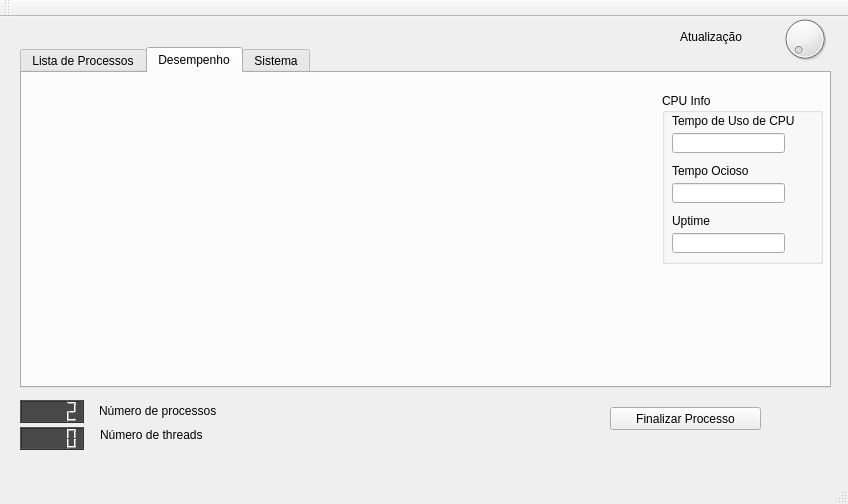
rubenbdpaz-zz/SO_Trab4, file mainwindow.ui: the form before one commit.
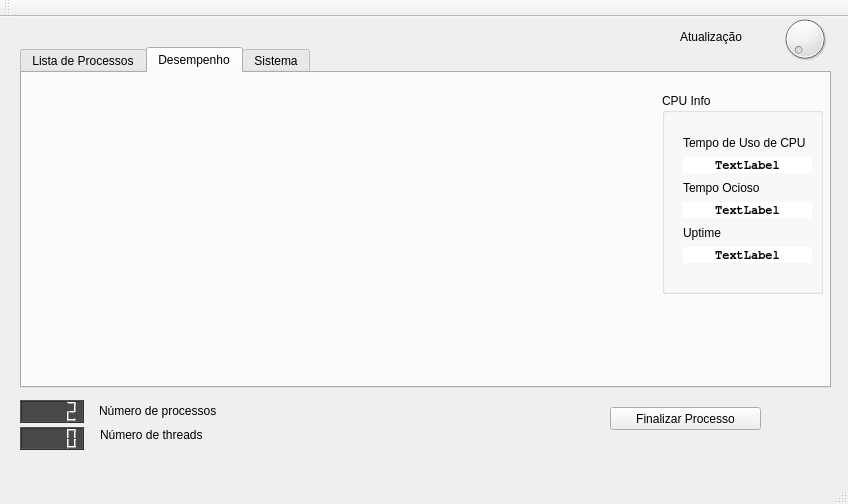
The form after the commit. The open tabs and pages were chosen to show the change. Custom widgets are drawn as their Qt base class.

Diff of the .ui file:
```diff
--- a/mainwindow.ui
+++ b/mainwindow.ui
@@ -54,80 +54,113 @@
         <x>640</x>
         <y>20</y>
         <width>161</width>
-        <height>171</height>
+        <height>201</height>
        </rect>
       </property>
       <property name="title">
        <string>CPU Info</string>
       </property>
-      <widget class="QLabel" name="label_3">
+      <widget class="QWidget" name="">
        <property name="geometry">
         <rect>
          <x>10</x>
-         <y>20</y>
-         <width>171</width>
-         <height>16</height>
+         <y>30</y>
+         <width>151</width>
+         <height>151</height>
         </rect>
        </property>
-       <property name="text">
-        <string>Tempo de Uso de CPU</string>
-       </property>
-      </widget>
-      <widget class="QLineEdit" name="lineEdit">
-       <property name="geometry">
-        <rect>
-         <x>10</x>
-         <y>40</y>
-         <width>113</width>
-         <height>20</height>
-        </rect>
-       </property>
-      </widget>
-      <widget class="QLabel" name="label_4">
-       <property name="geometry">
-        <rect>
-         <x>10</x>
-         <y>70</y>
-         <width>111</width>
-         <height>16</height>
-        </rect>
-       </property>
-       <property name="text">
-        <string>Tempo Ocioso</string>
-       </property>
-      </widget>
-      <widget class="QLineEdit" name="lineEdit_2">
-       <property name="geometry">
-        <rect>
-         <x>10</x>
-         <y>90</y>
-         <width>113</width>
-         <height>20</height>
-        </rect>
-       </property>
-      </widget>
-      <widget class="QLabel" name="label_5">
-       <property name="geometry">
-        <rect>
-         <x>10</x>
-         <y>120</y>
-         <width>141</width>
-         <height>16</height>
-        </rect>
-       </property>
-       <property name="text">
-        <string>Uptime</string>
-       </property>
-      </widget>
-      <widget class="QLineEdit" name="lineEdit_3">
-       <property name="geometry">
-        <rect>
-         <x>10</x>
-         <y>140</y>
-         <width>113</width>
-         <height>20</height>
-        </rect>
-       </property>
+       <layout class="QVBoxLayout" name="verticalLayout_2">
+        <item>
+         <widget class="QLabel" name="label_3">
+          <property name="text">
+           <string>Tempo de Uso de CPU</string>
+          </property>
+         </widget>
+        </item>
+        <item>
+         <widget class="QLabel" name="usoCPU">
+          <property name="font">
+           <font>
+            <family>FreeMono</family>
+            <weight>75</weight>
+            <bold>true</bold>
+           </font>
+          </property>
+          <property name="layoutDirection">
+           <enum>Qt::LeftToRight</enum>
+          </property>
+          <property name="styleSheet">
+           <string notr="true">background-color: white;</string>
+          </property>
+          <property name="text">
+           <string>TextLabel</string>
+          </property>
+          <property name="alignment">
+           <set>Qt::AlignCenter</set>
+          </property>
+         </widget>
+        </item>
+        <item>
+         <widget class="QLabel" name="label_4">
+          <property name="text">
+           <string>Tempo Ocioso</string>
+          </property>
+         </widget>
+        </item>
+        <item>
+         <widget class="QLabel" name="ocioso">
+          <property name="font">
+           <font>
+            <family>FreeMono</family>
+            <weight>75</weight>
+            <bold>true</bold>
+           </font>
+          </property>
+          <property name="layoutDirection">
+           <enum>Qt::LeftToRight</enum>
+          </property>
+          <property name="styleSheet">
+           <string notr="true">background-color: white;</string>
+          </property>
+          <property name="text">
+           <string>TextLabel</string>
+          </property>
+          <property name="alignment">
+           <set>Qt::AlignCenter</set>
+          </property>
+         </widget>
+        </item>
+        <item>
+         <widget class="QLabel" name="label_5">
+          <property name="text">
+           <string>Uptime</string>
+          </property>
+         </widget>
+        </item>
+        <item>
+         <widget class="QLabel" name="uptime">
+          <property name="font">
+           <font>
+            <family>FreeMono</family>
+            <weight>75</weight>
+            <bold>true</bold>
+           </font>
+          </property>
+          <property name="layoutDirection">
+           <enum>Qt::LeftToRight</enum>
+          </property>
+          <property name="styleSheet">
+           <string notr="true">background-color: white;</string>
+          </property>
+          <property name="text">
+           <string>TextLabel</string>
+          </property>
+          <property name="alignment">
+           <set>Qt::AlignCenter</set>
+          </property>
+         </widget>
+        </item>
+       </layout>
       </widget>
      </widget>
      <widget class="QWidget" name="layoutWidget">
```
Left out of the diff: 2 changed lines with no effect on the pictures.
